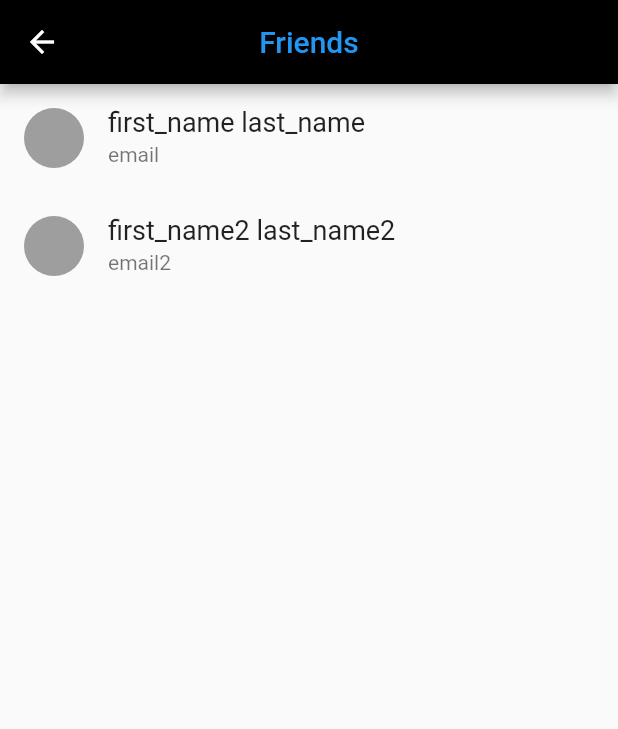
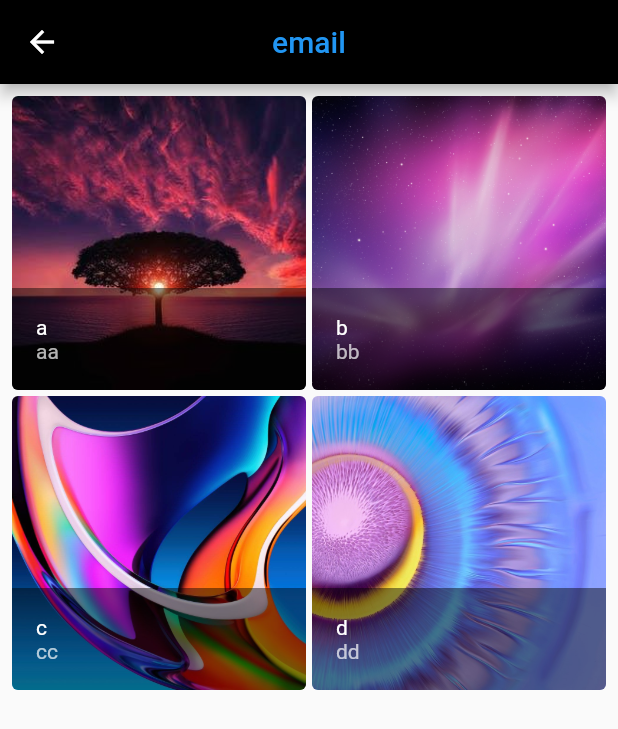
Before and after one commit to FabioSparta/Flutter-TourAlbum, a Flutter app: the FriendsPage screen opened by its route, after a tap on an icon or button, on a phone screen of 412 x 824 dp. Shown: the top 729 px of the screen. Run offline on Flutter 3.47's test engine with Material 2 defaults, Android fonts, the light colour scheme and no system bars; our stand-ins replace firebase_auth, firebase_core, firebase_database, firebase_storage, flutter_map, fluttertoast and 7 more; missing offline and left inert: geocoder, qrscan; accounts and stored records are empty.

Commit message:
UI open friend gallery, Firebase Change Picture --Done

```diff
--- /dev/null
+++ b/tour_album/lib/friend_gallery.dart
@@ -0,0 +1,159 @@
+// Copyright 2019 The Flutter team. All rights reserved.
+// Use of this source code is governed by a BSD-style license that can be
+// found in the LICENSE file.
+import 'package:flutter/material.dart';
+import 'global_vars.dart' as gv;
+
+enum GridListDemoType {
+  imageOnly,
+  header,
+  footer,
+}
+
+class FriendGallery extends StatelessWidget {
+  const FriendGallery({Key key, this.type}) : super(key: key);
+
+  final GridListDemoType type;
+
+  List<_Photo> _photos(BuildContext context) {
+    return [
+      _Photo(
+        assetName: 'images/a.jpg',
+        title: "a",
+        subtitle: "aa",
+      ),
+      _Photo(
+        assetName: 'images/b.jpg',
+        title: "b",
+        subtitle: "bb",
+      ),
+      _Photo(
+        assetName: 'images/c.jpg',
+        title: "c",
+        subtitle: "cc",
+      ),
+      _Photo(
+        assetName: 'images/d.jpg',
+        title: "d",
+        subtitle: "dd",
+      ),
+    ];
+  }
+
+  @override
+  Widget build(BuildContext context) {
+    return Scaffold(
+      appBar: _buildBar(context),
+      body: GridView.count(
+        restorationId: 'grid_view_demo_grid_offset',
+        crossAxisCount: 2,
+        mainAxisSpacing: 4,
+        crossAxisSpacing: 4,
+        padding: const EdgeInsets.all(8),
+        childAspectRatio: 1,
+        children: _photos(context).map<Widget>((photo) {
+          return _GridDemoPhotoItem(
+            photo: photo,
+            tileStyle: type,
+          );
+        }).toList(),
+      ),
+    );
+  }
+}
+
+ Widget _buildBar(BuildContext context) {
+    return new AppBar(
+      backgroundColor: Colors.black,
+      title:  Text(gv.friend_email, style: TextStyle(color: Colors.blue)),
+      centerTitle: true,
+    );
+  }
+
+class _Photo {
+  _Photo({
+    this.assetName,
+    this.title,
+    this.subtitle,
+  });
+
+  final String assetName;
+  final String title;
+  final String subtitle;
+}
+
+/// Allow the text size to shrink to fit in the space
+class _GridTitleText extends StatelessWidget {
+  const _GridTitleText(this.text);
+
+  final String text;
+
+  @override
+  Widget build(BuildContext context) {
+    return FittedBox(
+      fit: BoxFit.scaleDown,
+      alignment: AlignmentDirectional.centerStart,
+      child: Text(text),
+    );
+  }
+}
+
+class _GridDemoPhotoItem extends StatelessWidget {
+  _GridDemoPhotoItem({
+    Key key,
+    @required this.photo,
+    @required this.tileStyle,
+  }) : super(key: key);
+
+  _Photo photo;
+  GridListDemoType tileStyle;
+
+  @override
+  Widget build(BuildContext context) {
+    final Widget image = Material(
+      shape: RoundedRectangleBorder(borderRadius: BorderRadius.circular(4)),
+      clipBehavior: Clip.antiAlias,
+      child: Image.asset(
+        photo.assetName,
+        fit: BoxFit.cover,
+      ),
+    );
+    tileStyle = GridListDemoType.footer;
+    switch (tileStyle) {
+      case GridListDemoType.imageOnly:
+        return image;
+      case GridListDemoType.header:
+        return GridTile(
+          header: Material(
+            color: Colors.transparent,
+            shape: const RoundedRectangleBorder(
+              borderRadius: BorderRadius.vertical(top: Radius.circular(4)),
+            ),
+            clipBehavior: Clip.antiAlias,
+            child: GridTileBar(
+              title: _GridTitleText(photo.title),
+              backgroundColor: Colors.black45,
+            ),
+          ),
+          child: image,
+        );
+      case GridListDemoType.footer:
+        return GridTile(
+          footer: Material(
+            color: Colors.transparent,
+            shape: const RoundedRectangleBorder(
+              borderRadius: BorderRadius.vertical(bottom: Radius.circular(4)),
+            ),
+            clipBehavior: Clip.antiAlias,
+            child: GridTileBar(
+              backgroundColor: Colors.black45,
+              title: _GridTitleText(photo.title),
+              subtitle: _GridTitleText(photo.subtitle),
+            ),
+          ),
+          child: image,
+        );
+    }
+    return null;
+  }
+}
--- a/tour_album/lib/friends_list.dart
+++ b/tour_album/lib/friends_list.dart
@@ -2,6 +2,8 @@ import 'package:flutter/material.dart';
 import 'dart:convert';
 import 'dart:io';
 import 'package:tour_album/model/FriendsModel.dart';
+import 'package:tour_album/friend_gallery.dart';
+import 'global_vars.dart' as gv;
 
 // CODE ADAPTED FROM  https://github.com/PareshMayani/Flutter-Friends
 
@@ -39,8 +41,7 @@ class FriendsState extends State<FriendsPage> {
           padding: const EdgeInsets.all(0.0),
           itemBuilder: (context, i) {
             //if (i.isOdd) return new Divider();
-            if (i < _listFriends.length)
-              return _buildRow(_listFriends[i]);
+            if (i < _listFriends.length) return _buildRow(_listFriends[i]);
           });
     }
 
@@ -70,6 +71,9 @@ class FriendsState extends State<FriendsPage> {
       ),
       subtitle: new Text(friendsModel.email),
       onTap: () {
+        gv.friend_email = friendsModel.email;
+        Navigator.push(context,
+            new MaterialPageRoute(builder: (context) => new FriendGallery()));
         print("friend tapped");
         setState(() {});
       },
--- a/tour_album/lib/global_vars.dart
+++ b/tour_album/lib/global_vars.dart
@@ -1,2 +1,3 @@
 String email;
 String username;
+String friend_email;
--- a/tour_album/lib/home.dart
+++ b/tour_album/lib/home.dart
@@ -1,11 +1,9 @@
 import 'package:flutter/material.dart';
-
 import 'package:tour_album/camera.dart';
 import 'package:tour_album/gallery.dart';
 import 'package:tour_album/map.dart';
 import 'package:tour_album/google_map.dart';
 import 'package:tour_album/profile.dart';
-
 import 'gallery.dart';
 
 // This is the main application widget.
@@ -55,7 +53,7 @@ class _MyStatefulWidgetState extends State<MyStatefulWidget> {
           CameraScreen(),
           GoogleMapScreen(),
           GalleryPage(),
-          UserProfilePage(),
+          ProfilePage(),
         ],
       ),
       bottomNavigationBar: BottomNavigationBar(
```
Also changed, not shown: tour_album/lib/gallery.dart (+33 -7 lines), tour_album/lib/profile.dart (+49 -39 lines).
